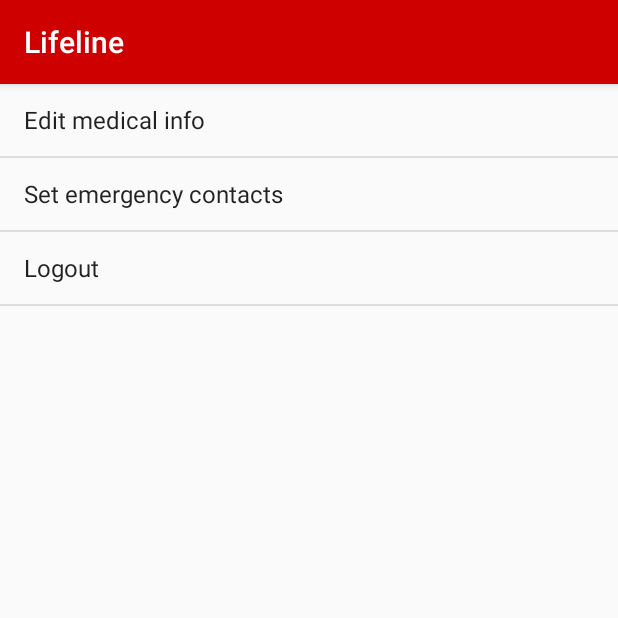
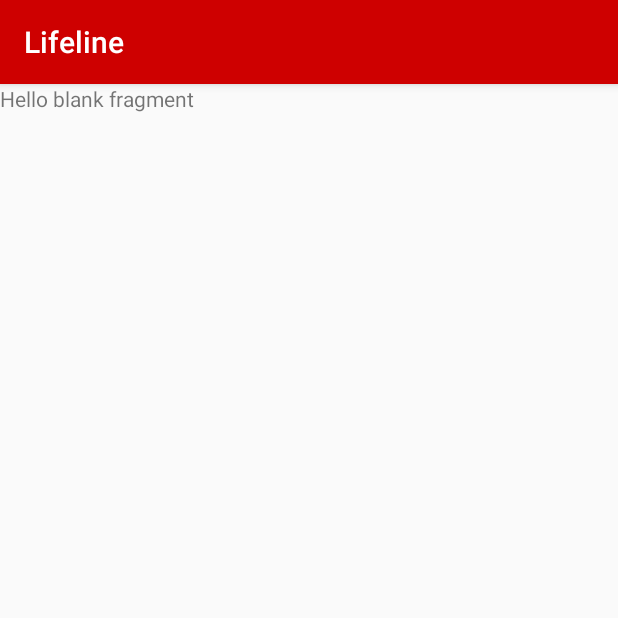
Before and after one commit to Nicholas-Muturi/lifeline-app, an Android app: the SettingsActivity screen opened directly, with no data from a screen before it, after a tap on "Set emergency contacts", on a phone screen of 412 x 824 dp, the top half of it. Run offline under Robolectric (Android 15) with nearby library versions, the phone set to English and light mode, and no system bars; our stand-ins replace ButterKnife, Firebase (no records; nobody signed in at launch, a user with empty details on screens opened directly).

Commit message:
[chore] Created fragments for setting items - Medical_Info & Emergency_Contacts

```diff
--- a/app/build.gradle
+++ b/app/build.gradle
@@ -39,6 +39,7 @@ dependencies {
     implementation fileTree(dir: 'libs', include: ['*.jar'])
     implementation 'androidx.appcompat:appcompat:1.1.0'
     implementation 'androidx.constraintlayout:constraintlayout:1.1.3'
+    implementation 'androidx.legacy:legacy-support-v4:1.0.0'
     testImplementation 'junit:junit:4.12'
     androidTestImplementation 'androidx.test.ext:junit:1.1.1'
     androidTestImplementation 'androidx.test.espresso:espresso-core:3.2.0'
--- a/app/src/main/AndroidManifest.xml
+++ b/app/src/main/AndroidManifest.xml
@@ -29,6 +29,11 @@
                 android:name="android.support.PARENT_ACTIVITY"
                 android:value="m.nicholas.lifeline.ui.MainActivity" />
         </activity>
+        <activity android:name=".ui.SettingsFragmentHolderActivity">
+            <meta-data
+                android:name="android.support.PARENT_ACTIVITY"
+                android:value="m.nicholas.lifeline.ui.SettingsActivity" />
+        </activity>
     </application>
 
 </manifest>
--- /dev/null
+++ b/app/src/main/java/m/nicholas/lifeline/ui/Fragment_Emergency_Contacts.java
@@ -0,0 +1,35 @@
+package m.nicholas.lifeline.ui;
+
+
+import android.os.Bundle;
+
+import androidx.fragment.app.Fragment;
+
+import android.view.LayoutInflater;
+import android.view.View;
+import android.view.ViewGroup;
+
+import m.nicholas.lifeline.R;
+
+/**
+ * A simple {@link Fragment} subclass.
+ */
+public class Fragment_Emergency_Contacts extends Fragment {
+
+    public static Fragment_Emergency_Contacts newInstance(){
+        return new Fragment_Emergency_Contacts();
+    }
+
+    private Fragment_Emergency_Contacts() {
+        // Required empty public constructor
+    }
+
+
+    @Override
+    public View onCreateView(LayoutInflater inflater, ViewGroup container,
+                             Bundle savedInstanceState) {
+        // Inflate the layout for this fragment
+        return inflater.inflate(R.layout.fragment_emergency_contacts, container, false);
+    }
+
+}
--- a/app/src/main/java/m/nicholas/lifeline/ui/SettingsActivity.java
+++ b/app/src/main/java/m/nicholas/lifeline/ui/SettingsActivity.java
@@ -37,7 +37,6 @@ public class SettingsActivity extends AppCompatActivity implements AdapterView.O
         SettingsListAdapter adapter = new SettingsListAdapter(this,android.R.layout.simple_list_item_1,menu);
         settingsList.setAdapter(adapter);
         settingsList.setOnItemClickListener(this);
-
     }
 
     private void setMenu(){
@@ -51,10 +50,14 @@ public class SettingsActivity extends AppCompatActivity implements AdapterView.O
         String menuItem = ((TextView)view).getText().toString();
 
         if(menuItem.equals("Edit medical info")){
-
+            Intent intent = new Intent(SettingsActivity.this, SettingsFragmentHolderActivity.class);
+            intent.putExtra("fragment","medical");
+            startActivity(intent);
         }
         if(menuItem.equals("Set emergency contacts")){
-
+            Intent intent = new Intent(SettingsActivity.this, SettingsFragmentHolderActivity.class);
+            intent.putExtra("fragment","contacts");
+            startActivity(intent);
         }
         if(menuItem.equals("Logout")){
             FirebaseAuth.getInstance().signOut();
--- /dev/null
+++ b/app/src/main/java/m/nicholas/lifeline/ui/SettingsFragmentHolderActivity.java
@@ -0,0 +1,50 @@
+package m.nicholas.lifeline.ui;
+
+import androidx.appcompat.app.AppCompatActivity;
+import androidx.fragment.app.Fragment;
+
+import android.os.Bundle;
+import android.widget.FrameLayout;
+
+import java.util.Objects;
+
+import butterknife.BindView;
+import butterknife.ButterKnife;
+import m.nicholas.lifeline.R;
+
+public class SettingsFragmentHolderActivity extends AppCompatActivity {
+    @BindView(R.id.settingsFrameLayout) FrameLayout fragment_container;
+    private Fragment fragment;
+    @Override
+    protected void onCreate(Bundle savedInstanceState) {
+        super.onCreate(savedInstanceState);
+        setContentView(R.layout.activity_settings_fragment_holder);
+        ButterKnife.bind(this);
+
+        String fragmentType = Objects.requireNonNull(getIntent().getExtras()).getString("fragment");
+
+        assert fragmentType != null;
+        if(fragmentType.equals("medical")){
+            getMedicalFragment();
+        }
+        if(fragmentType.equals("contacts")){
+            getEmergencyContactsFragment();
+        }
+
+    }
+
+    private void getMedicalFragment(){
+        fragment = Fragment_Medical_Info.newInstance();
+        implementSelectedFragment(fragment);
+    }
+
+    private void getEmergencyContactsFragment(){
+        fragment = Fragment_Emergency_Contacts.newInstance();
+        implementSelectedFragment(fragment);
+    }
+
+    private void implementSelectedFragment(Fragment fragment){
+        getSupportFragmentManager().beginTransaction().replace(fragment_container.getId(),fragment).commit();
+    }
+
+}
--- /dev/null
+++ b/app/src/main/res/layout/activity_settings_fragment_holder.xml
@@ -0,0 +1,19 @@
+<?xml version="1.0" encoding="utf-8"?>
+<androidx.constraintlayout.widget.ConstraintLayout xmlns:android="http://schemas.android.com/apk/res/android"
+    xmlns:app="http://schemas.android.com/apk/res-auto"
+    xmlns:tools="http://schemas.android.com/tools"
+    android:layout_width="match_parent"
+    android:layout_height="match_parent"
+    tools:context=".ui.SettingsFragmentHolderActivity">
+
+    <FrameLayout
+        android:id="@+id/settingsFrameLayout"
+        android:layout_width="match_parent"
+        android:layout_height="match_parent"
+        app:layout_constraintBottom_toBottomOf="parent"
+        app:layout_constraintEnd_toEndOf="parent"
+        app:layout_constraintStart_toStartOf="parent"
+        app:layout_constraintTop_toTopOf="parent">
+
+    </FrameLayout>
+</androidx.constraintlayout.widget.ConstraintLayout>
--- /dev/null
+++ b/app/src/main/res/layout/fragment_emergency_contacts.xml
@@ -0,0 +1,14 @@
+<?xml version="1.0" encoding="utf-8"?>
+<FrameLayout xmlns:android="http://schemas.android.com/apk/res/android"
+    xmlns:tools="http://schemas.android.com/tools"
+    android:layout_width="match_parent"
+    android:layout_height="match_parent"
+    tools:context=".ui.Fragment_Emergency_Contacts">
+
+    <!-- TODO: Update blank fragment layout -->
+    <TextView
+        android:layout_width="match_parent"
+        android:layout_height="match_parent"
+        android:text="@string/hello_blank_fragment" />
+
+</FrameLayout>
--- a/app/src/main/res/values/strings.xml
+++ b/app/src/main/res/values/strings.xml
@@ -44,6 +44,8 @@
     <string name="setting_contact">Set emergency contact</string>
     <string name="setting_logout">Logout</string>
 
+    <!-- TODO: Remove or change this placeholder text -->
+    <string name="hello_blank_fragment">Hello blank fragment</string>
 
 
 </resources>
```
Also changed, not shown: app/src/main/java/m/nicholas/lifeline/ui/Fragment_Medical_Info.java (added, +39 -0 lines), app/src/main/res/layout/fragment_edit_medical_info.xml (added, +14 -0 lines).
